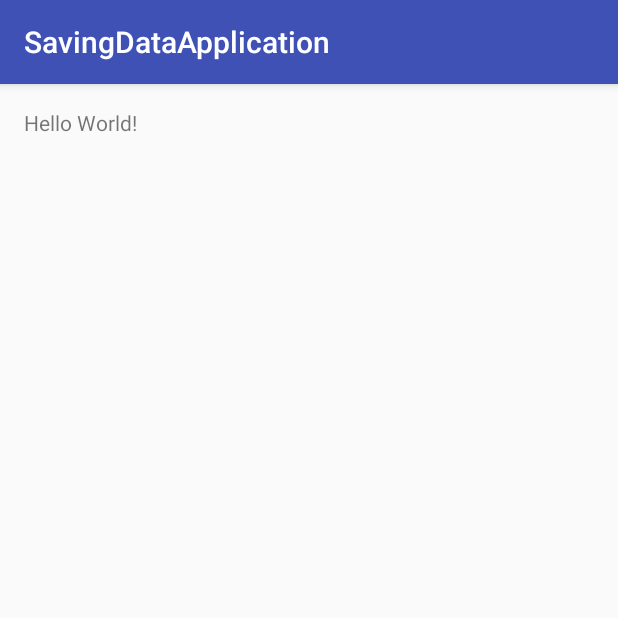
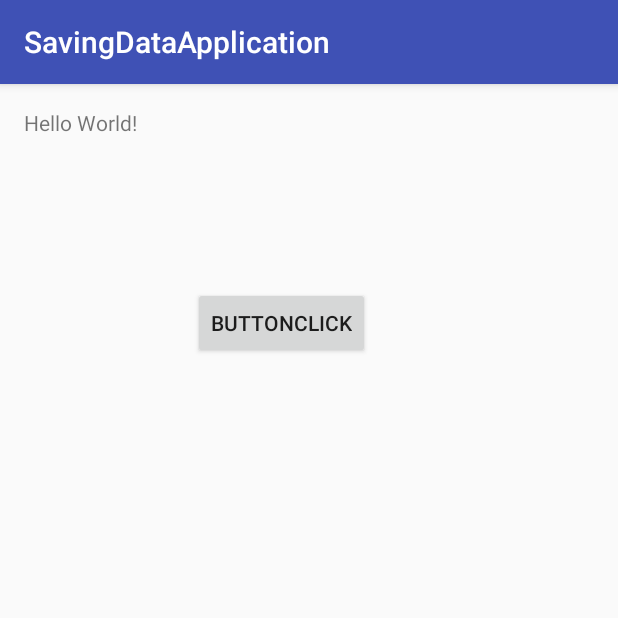
Before and after one commit to anujap/SavingDataApplication, an Android app: the screen it shows after launch (SavingDataMainActivity), on a phone screen of 412 x 824 dp, the top half of it. Run offline under Robolectric (Android 15) with nearby library versions, the phone set to English and light mode, and no system bars.

Commit message:
New changelist

```diff
--- a/app/src/main/res/layout/activity_saving_data_main.xml
+++ b/app/src/main/res/layout/activity_saving_data_main.xml
@@ -13,5 +13,16 @@
     <TextView
         android:layout_width="wrap_content"
         android:layout_height="wrap_content"
-        android:text="Hello World!" />
+        android:text="Hello World!"
+        android:id="@+id/textView" />
+
+    <Button
+        android:text="ButtonClick"
+        android:layout_width="wrap_content"
+        android:layout_height="wrap_content"
+        android:layout_below="@+id/textView"
+        android:layout_toEndOf="@+id/textView"
+        android:layout_marginStart="37dp"
+        android:layout_marginTop="100dp"
+        android:id="@+id/button" />
 </RelativeLayout>
```
